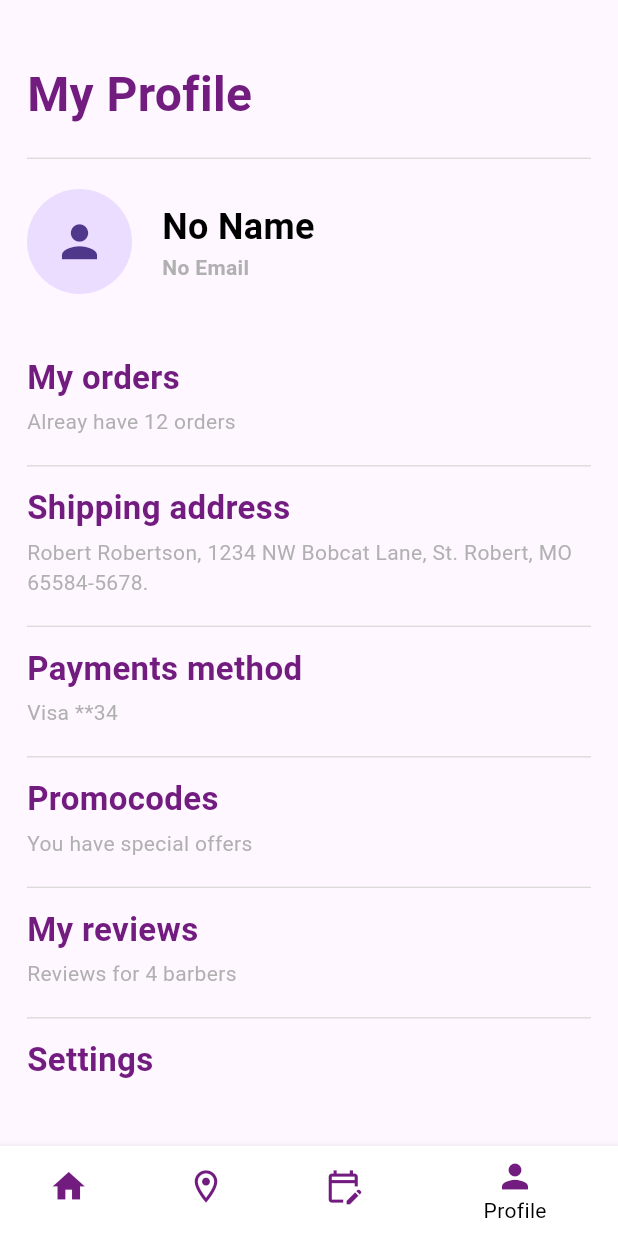
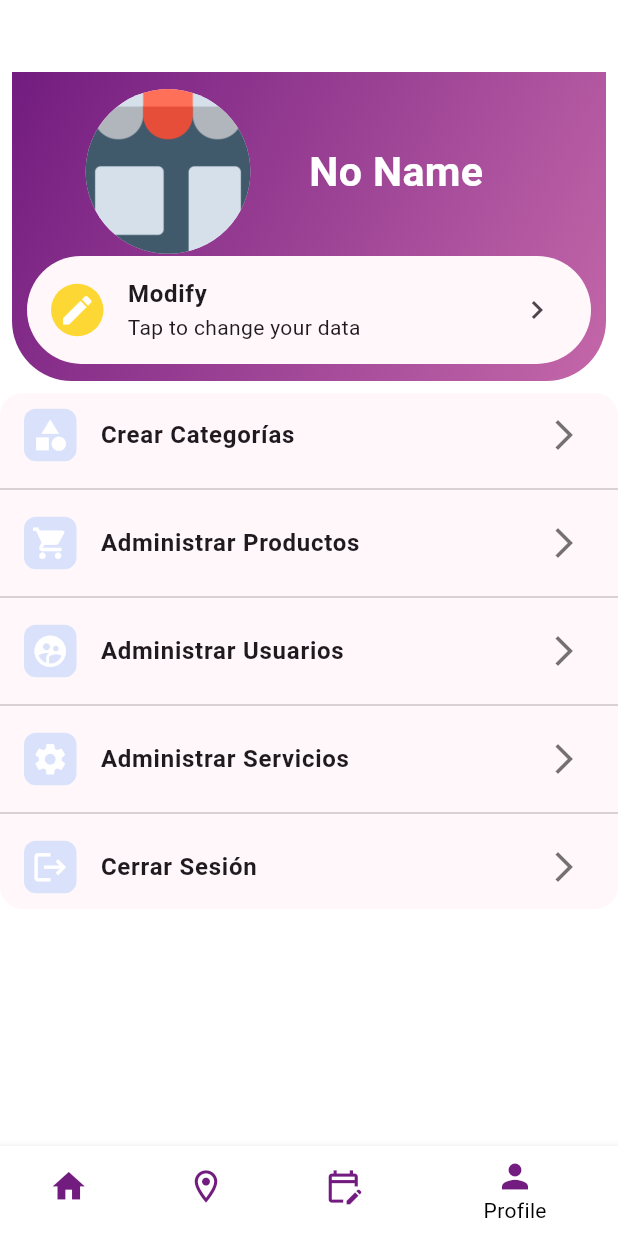
Before and after one commit to Erwindeath/lorensbeauty, a Flutter app: the BottomNavigationComponent screen opened directly, item 4 of the bottom bar chosen, on a phone screen of 412 x 824 dp. Run offline on Flutter 3.47's test engine with Material 3 defaults, Android fonts, the phone set to English and light mode, and no system bars; drawn by our look-alikes of babstrap_settings_screen; our stand-ins replace carousel_slider, cloud_firestore, date_picker_timeline, firebase_core, google_maps_flutter, google_sign_in and 1 more; missing offline and left inert: flutter_polyline_points; accounts and stored records are empty; network calls fail.

Commit message:
Cambios en la pantalla de profile
Para controlar cambios y administrar productos servicios, etc etc de acuerdo al administrador

```diff
--- a/lib/components/bottom_navigationbar.dart
+++ b/lib/components/bottom_navigationbar.dart
@@ -17,7 +17,7 @@ class _BottomNavigationComponentState extends State<BottomNavigationComponent> {
     const BookingScreen(),
     //const MapsPage(),
     const BookingScreen(),
-    const ProfileScreen()
+    const ProfileScreen(role: 2,)
   ];
 
   int _selectedIndex = 0;
--- a/lib/components/date_piceker.dart
+++ b/lib/components/date_piceker.dart
@@ -43,7 +43,6 @@ class _CustomDatePickerState extends State<CustomDatePicker> {
           ),
         ),
         Container(
-
           padding: const EdgeInsets.symmetric(vertical: 15),
           child: DatePicker(
             DateTime.now(),
@@ -64,7 +63,7 @@ class _CustomDatePickerState extends State<CustomDatePicker> {
                 newdate = date;
               });
             },
-            height:MediaQuery.of(context).size.height/10,
+            height: MediaQuery.of(context).size.height / 10,
           ),
         ),
       ],
--- /dev/null
+++ b/lib/components/profile_menu.dart
@@ -0,0 +1,179 @@
+import 'package:flutter/material.dart';
+import 'package:lorensbeauty/controller/auth_controller.dart';
+import 'package:lorensbeauty/provider/user_provider.dart';
+import 'package:provider/provider.dart';
+import 'package:flutter/material.dart';
+
+class CardAdmin extends StatelessWidget {
+  final Color? backgroundColor;
+  final Color? settingColor;
+  final double? cardRadius;
+  final Color? backgroundMotifColor;
+  final Widget? cardActionWidget;
+  final String? userName;
+  final Widget? userMoreInfo;
+  final ImageProvider userProfilePic;
+
+  CardAdmin({
+    this.backgroundColor,
+    this.settingColor,
+    this.cardRadius = 30,
+    required this.userName,
+    this.backgroundMotifColor = Colors.white,
+    this.cardActionWidget,
+    this.userMoreInfo,
+    required this.userProfilePic,
+  });
+
+  @override
+  Widget build(BuildContext context) {
+    var mediaQueryHeight = MediaQuery.of(context).size.height;
+    return Container(
+      height: mediaQueryHeight / 4,
+      width: double.infinity,
+      decoration: const BoxDecoration(
+        gradient: LinearGradient(
+          colors: [
+            Color(0xff721c80),
+            Color.fromARGB(255, 196, 103, 169),
+          ],
+          begin: Alignment.topLeft,
+          end: Alignment.bottomRight,
+        ),
+        borderRadius: BorderRadius.only(
+            bottomLeft: Radius.circular(40), bottomRight: Radius.circular(40)),
+      ),
+      child: Stack(
+        clipBehavior: Clip.none,
+        children: [
+          /*Align(
+            alignment: Alignment.bottomLeft,
+            child: CircleAvatar(
+              radius: 100,
+              backgroundColor: backgroundMotifColor!.withOpacity(.1),
+            ),
+          ),
+          Align(
+            alignment: Alignment.center,
+            child: CircleAvatar(
+              radius: 400,
+              backgroundColor: backgroundMotifColor!.withOpacity(.05),
+            ),
+          ),*/
+          Container(
+            margin: const EdgeInsets.all(10),
+            child: Column(
+              crossAxisAlignment: CrossAxisAlignment.center,
+              mainAxisAlignment: (cardActionWidget != null)
+                  ? MainAxisAlignment.spaceEvenly
+                  : MainAxisAlignment.center,
+              children: [
+                Row(
+                  crossAxisAlignment: CrossAxisAlignment.center,
+                  mainAxisAlignment: MainAxisAlignment.spaceEvenly,
+                  children: [
+                    // User profile
+                    Expanded(
+                      child: CircleAvatar(
+                        radius: mediaQueryHeight / 15,
+                        backgroundImage: userProfilePic,
+                      ),
+                    ),
+                    Expanded(
+                      child: Column(
+                        crossAxisAlignment: CrossAxisAlignment.start,
+                        mainAxisAlignment: MainAxisAlignment.center,
+                        children: [
+                          Text(
+                            userName!,
+                            style: TextStyle(
+                              fontWeight: FontWeight.bold,
+                              fontSize: mediaQueryHeight / 30,
+                              color: Colors.white,
+                            ),
+                          ),
+                          if (userMoreInfo != null) ...[
+                            userMoreInfo!,
+                          ],
+                        ],
+                      ),
+                    ),
+                  ],
+                ),
+                Container(
+                  decoration: BoxDecoration(
+                    borderRadius: BorderRadius.circular(50),
+                    color: settingColor ?? Theme.of(context).cardColor,
+                  ),
+                  child: (cardActionWidget != null)
+                      ? cardActionWidget
+                      : Container(),
+                )
+              ],
+            ),
+          ),
+        ],
+      ),
+    );
+  }
+}
+
+class MenuItem {
+  final IconData leadingIcon;
+  final String title;
+  final IconData trailingIcon;
+  final VoidCallback onTap;
+
+  MenuItem({
+    required this.leadingIcon,
+    required this.title,
+    required this.trailingIcon,
+    required this.onTap,
+  });
+}
+
+List<MenuItem> adminMenuItems(BuildContext context) {
+  return [
+    MenuItem(
+      leadingIcon: Icons.category,
+      title: 'Crear Categorías',
+      trailingIcon: Icons.arrow_forward_ios_outlined,
+      onTap: () {
+        // Acción para crear categorías
+      },
+    ),
+    MenuItem(
+      leadingIcon: Icons.shopping_cart,
+      title: 'Administrar Productos',
+      trailingIcon: Icons.arrow_forward_ios_outlined,
+      onTap: () {
+        // Acción para administrar productos
+      },
+    ),
+    MenuItem(
+      leadingIcon: Icons.supervised_user_circle,
+      title: 'Administrar Usuarios',
+      trailingIcon: Icons.arrow_forward_ios_outlined,
+      onTap: () {
+        // Acción para administrar usuarios
+      },
+    ),
+    MenuItem(
+      leadingIcon: Icons.settings,
+      title: 'Administrar Servicios',
+      trailingIcon: Icons.arrow_forward_ios_outlined,
+      onTap: () {
+        // Acción para administrar servicios
+      },
+    ),
+    MenuItem(
+      leadingIcon: Icons.logout,
+      title: 'Cerrar Sesión',
+      trailingIcon: Icons.arrow_forward_ios_outlined,
+      onTap: () async {
+        await Authentication.signOut(context: context);
+        await Provider.of<UserProvider>(context, listen: false).fetchUser();
+      },
+    ),
+  ];
+}
--- a/lib/main.dart
+++ b/lib/main.dart
@@ -1,5 +1,6 @@
 import 'package:firebase_core/firebase_core.dart';
 import 'package:flutter/material.dart';
+import 'package:flutter/services.dart';
 import 'package:lorensbeauty/provider/user_provider.dart';
 import 'package:lorensbeauty/screens/introduction/spalsh_screen.dart';
 import 'package:supabase_flutter/supabase_flutter.dart';
@@ -13,6 +14,9 @@ Future<void> main() async {
   await Supabase.initialize(
     url: supabaseUrl,
     anonKey: supabaseKey,
+    postgrestOptions: const PostgrestClientOptions(
+      schema: 'public',
+    ),
     authOptions: const FlutterAuthClientOptions(
       authFlowType: AuthFlowType.pkce,
     ),
@@ -40,11 +44,28 @@ class MyApp extends StatelessWidget {
       child: MaterialApp(
         debugShowCheckedModeBanner: false,
         title: "Loren's Beauty",
-        theme: ThemeData(
-          primarySwatch: Colors.blue,
-        ),
+        theme: _buildCustomTheme(),
         home: const SplashScreen(),
       ),
     );
   }
+
+  ThemeData _buildCustomTheme() {
+    const Color primaryColor = Color(0xff721c80);
+    const Color scaffoldBackground = Colors.white;
+
+    return ThemeData(
+        colorScheme: ColorScheme.fromSeed(
+          seedColor: primaryColor,
+          primary: primaryColor,
+          secondary: Colors.grey[300]!,
+        ),
+        scaffoldBackgroundColor: scaffoldBackground,
+        appBarTheme: const AppBarTheme(
+          systemOverlayStyle: SystemUiOverlayStyle.light,
+          backgroundColor: primaryColor,
+          foregroundColor: Colors.white,
+          iconTheme: IconThemeData(color: Colors.white),
+        ));
+  }
 }
--- a/lib/screens/home/home_screen.dart
+++ b/lib/screens/home/home_screen.dart
@@ -117,7 +117,7 @@ class HomeScreen extends StatelessWidget {
               ),
             ),
             //  HorizontalText()
-            Padding(
+            const Padding(
               padding: const EdgeInsets.only(left: 18, top: 16),
               child: Column(
                 children: [
--- /dev/null
+++ b/lib/screens/profile/profile_admin.dart
@@ -0,0 +1,243 @@
+import 'package:babstrap_settings_screen/babstrap_settings_screen.dart';
+import 'package:flutter/material.dart';
+import 'package:lorensbeauty/components/profile_menu.dart';
+import 'package:lorensbeauty/controller/auth_controller.dart';
+import 'package:lorensbeauty/provider/user_provider.dart';
+import 'package:lorensbeauty/widgets/horizontal_line.dart';
+import 'package:provider/provider.dart';
+
+// Widget para el perfil normal (usuario no administrador)
+class NormalProfileScreen extends StatelessWidget {
+  const NormalProfileScreen({Key? key}) : super(key: key);
+
+  @override
+  Widget build(BuildContext context) {
+    final user = Provider.of<UserProvider>(context, listen: false).getUser();
+    return Scaffold(
+      body: Padding(
+        padding: const EdgeInsets.symmetric(horizontal: 18, vertical: 40),
+        child: SingleChildScrollView(
+          child: Column(
+            crossAxisAlignment: CrossAxisAlignment.start,
+            children: [
+              const Text(
+                "My Profile",
+                style: TextStyle(
+                    color: Color(0xff721c80),
+                    fontWeight: FontWeight.bold,
+                    fontSize: 32),
+              ),
+              const SizedBox(height: 12.0),
+              const HorizontalLine(),
+              const SizedBox(height: 20.0),
+              Row(
+                children: [
+                  CircleAvatar(
+                    radius: 35,
+                    foregroundImage: user?.userMetadata?['avatar_url'] != null
+                        ? NetworkImage(user!.userMetadata!['avatar_url'])
+                        : null,
+                    child: user?.userMetadata?['avatar_url'] == null
+                        ? const Icon(Icons.person, size: 35)
+                        : null,
+                  ),
+                  const SizedBox(width: 20),
+                  Column(
+                    crossAxisAlignment: CrossAxisAlignment.start,
+                    children: [
+                      Text(
+                        user?.userMetadata?['full_name'] ?? "No Name",
+                        style: const TextStyle(
+                          fontSize: 24,
+                          color: Colors.black,
+                          fontWeight: FontWeight.bold,
+                        ),
+                      ),
+                      Text(
+                        user?.email ?? "No Email",
+                        style: TextStyle(
+                          color: Colors.grey.withOpacity(0.8),
+                          fontWeight: FontWeight.bold,
+                        ),
+                      ),
+                    ],
+                  )
+                ],
+              ),
+              const SizedBox(height: 40),
+              const SectionCard(
+                header: "My orders",
+                desc: "Already have 12 orders",
+              ),
+              const SectionCard(
+                header: "Shipping address",
+                desc:
+                    "Robert Robertson, 1234 NW Bobcat Lane, St. Robert, MO 65584-5678.",
+              ),
+              const SectionCard(
+                header: "Payments method",
+                desc: "Visa **34",
+              ),
+              const SectionCard(
+                header: "Promocodes",
+                desc: "You have special offers",
+              ),
+              const SectionCard(
+                header: "My reviews",
+                desc: "Reviews for 4 barbers",
+              ),
+              const SectionCard(
+                header: "Settings",
+                desc: "Notification, password",
+              ),
+              ElevatedButton(
+                onPressed: () async {
+                  await Authentication.signOut(context: context);
+                  await Provider.of<UserProvider>(context, listen: false)
+                      .fetchUser();
+                },
+                child: const Text("Sign Out"),
+              ),
+              // Opcionalmente, un botón para subir producto
+            ],
+          ),
+        ),
+      ),
+    );
+  }
+}
+
+// Widget para el perfil de administrador (menú de configuración)
+class AdminProfileScreen extends StatelessWidget {
+  const AdminProfileScreen({Key? key}) : super(key: key);
+
+  @override
+  Widget build(BuildContext context) {
+    final user = Provider.of<UserProvider>(context, listen: false).getUser();
+    return Padding(
+      padding: const EdgeInsets.only(top: 40),
+      child: Scaffold(
+        body: Container(
+          color: Colors.white54,
+          child: Column(
+            children: [
+              Padding(
+                padding: const EdgeInsets.all(8.0),
+                child: CardAdmin(
+                  backgroundColor: Color(0xff721c80),
+                  userName: user?.userMetadata?['full_name'] ?? "No Name",
+                  userProfilePic: user?.userMetadata?['avatar_url'] != null
+                      ? NetworkImage(user!.userMetadata!['avatar_url'])
+                      : const AssetImage("assets/shop.png") as ImageProvider,
+                  cardActionWidget: SettingsItem(
+                    icons: Icons.edit,
+                    iconStyle: IconStyle(
+                      withBackground: true,
+                      borderRadius: 50,
+                      backgroundColor: Colors.yellow[600],
+                    ),
+                    title: "Modify",
+                    subtitle: "Tap to change your data",
+                    onTap: () {
+
+                    },
+                  ),
+                ),
+              ),
+              // Perfil del usuario (puedes adaptarlo a lo que necesites)
+              /* Row(
+                mainAxisAlignment: MainAxisAlignment.center,
+                children: [
+                  CircleAvatar(
+                    radius: 35,
+                    foregroundImage: user?.userMetadata?['avatar_url'] != null
+                        ? NetworkImage(user!.userMetadata!['avatar_url'])
+                        : null,
+                    child: user?.userMetadata?['avatar_url'] == null
+                        ? const Icon(Icons.person, size: 35)
+                        : null,
+                  ),
+                ],
+              ),
+              Row(
+                mainAxisAlignment: MainAxisAlignment.center,
+                children: [
+                  Text(
+                    user?.userMetadata?['full_name'] ?? "No Name",
+                    style: const TextStyle(
+                        fontWeight: FontWeight.w900, fontSize: 26),
+                  )
+                ],
+              ),*/
+
+              // Aquí va el menú dinámico usando SettingsGroup
+              Expanded(
+                child: ListView(
+                  children: [
+                    SettingsGroup(
+                      items: adminMenuItems(context)
+                          .map(
+                            (menuItem) => SettingsItem(
+                              onTap: menuItem.onTap,
+                              icons: menuItem.leadingIcon,
+                              title: menuItem.title,
+                              trailing: Icon(
+                                menuItem.trailingIcon,
+                                color: Colors.black54,
+                              ),
+                              // Opcional: puedes configurar el estilo del ícono
+                              iconStyle: IconStyle(
+                                withBackground: true,
+                                backgroundColor:
+                                    Colors.blueAccent.withOpacity(0.2),
+                              ),
+                            ),
+                          )
+                          .toList(),
+                    ),
+                  ],
+                ),
+              ),
+            ],
+          ),
+        ),
+      ),
+    );
+  }
+}
+
+class SectionCard extends StatelessWidget {
+  final String header;
+  final String desc;
+  const SectionCard({
+    Key? key,
+    required this.header,
+    required this.desc,
+  }) : super(key: key);
+
+  @override
+  Widget build(BuildContext context) {
+    return Column(
+      crossAxisAlignment: CrossAxisAlignment.start,
+      children: [
+        Text(
+          header,
+          style: const TextStyle(
+              color: Color(0xff721c80),
+              fontWeight: FontWeight.bold,
+              fontSize: 22),
+        ),
+        const SizedBox(
+          height: 4,
+        ),
+        Text(desc,
+            style: TextStyle(
+              color: Colors.grey.withOpacity(0.8),
+            )),
+        const SizedBox(height: 12),
+        const HorizontalLine(),
+        const SizedBox(height: 12),
+      ],
+    );
+  }
+}
--- a/lib/screens/profile/profile_screen.dart
+++ b/lib/screens/profile/profile_screen.dart
@@ -1,152 +1,17 @@
 import 'package:flutter/material.dart';
-import 'package:lorensbeauty/controller/auth_controller.dart';
-import 'package:lorensbeauty/provider/user_provider.dart';
-import 'package:lorensbeauty/widgets/horizontal_line.dart';
-import 'package:provider/provider.dart';
+import 'package:lorensbeauty/screens/profile/profile_admin.dart';
 
 class ProfileScreen extends StatelessWidget {
-  // final User? user;
-  const ProfileScreen({
-    Key? key,
-  }) : super(key: key);
+  final int role; // 1: usuario normal, 2: administrador
+
+  const ProfileScreen({Key? key, required this.role}) : super(key: key);
 
   @override
   Widget build(BuildContext context) {
-    final user = Provider.of<UserProvider>(context, listen: false).getUser();
-
-    //print(user);
-    return Scaffold(
-      body: Padding(
-        padding: const EdgeInsets.symmetric(horizontal: 18, vertical: 40),
-        child: SingleChildScrollView(
-          child: Column(
-            crossAxisAlignment: CrossAxisAlignment.start,
-            children: [
-              const Text(
-                "My Profile",
-                style: TextStyle(
-                    color: Color(0xff721c80),
-                    fontWeight: FontWeight.bold,
-                    fontSize: 32),
-              ),
-              const SizedBox(
-                height: 12.0,
-              ),
-              const HorizontalLine(),
-              const SizedBox(
-                height: 20.0,
-              ),
-              Row(
-                // mainAxisAlignment: MainAxisAlignment.spaceBetween,
-                children: [
-                  CircleAvatar(
-                    radius: 35,
-                    //foregroundImage: NetworkImage(user!.photoURL.toString()),
-                    foregroundImage: user?.userMetadata?['avatar_url'] != null
-                        ? NetworkImage(user!.userMetadata!['avatar_url'])
-                        : null,
-                    child: user?.userMetadata?['avatar_url'] == null
-                        ? const Icon(Icons.person, size: 35)
-                        : null,
-                  ),
-                  const SizedBox(
-                    width: 20,
-                  ),
-                  Column(
-                    crossAxisAlignment: CrossAxisAlignment.start,
-                    children: [
-                      Text(user?.userMetadata?['full_name'] ?? "No Name",
-                          //user.displayName.toString(),
-                          style: const TextStyle(
-                            fontSize: 24,
-                            color: Colors.black,
-                            fontWeight: FontWeight.bold,
-                          )),
-                      Text(user?.email ?? "No Email",
-                          //user.email.toString(),
-                          style: TextStyle(
-                            color: Colors.grey.withOpacity(0.8),
-                            fontWeight: FontWeight.bold,
-                          )),
-                    ],
-                  )
-                ],
-              ),
-              const SizedBox(
-                height: 40,
-              ),
-              const SectionCard(
-                header: "My orders",
-                desc: "Alreay have 12 orders",
-              ),
-              const SectionCard(
-                header: "Shipping address",
-                desc:
-                    "Robert Robertson, 1234 NW Bobcat Lane, St. Robert, MO 65584-5678.",
-              ),
-              const SectionCard(
-                header: "Payments method",
-                desc: "Visa **34",
-              ),
-              const SectionCard(
-                header: "Promocodes",
-                desc: "You have special offers",
-              ),
-              const SectionCard(
-                header: "My reviews",
-                desc: "Reviews for 4 barbers",
-              ),
-              const SectionCard(
-                header: "Settings",
-                desc: "Notification, password",
-              ),
-              ElevatedButton(
-                  onPressed: () async {
-                    await  Authentication.signOut(context: context);
-                    await Provider.of<UserProvider>(context, listen: false)
-                        .fetchUser();
-                  },
-                  child: const Text("Sign Out"))
-            ],
-          ),
-        ),
-      ),
-    );
+    if (role == 2) {
+      return const AdminProfileScreen();
+    } else {
+      return const NormalProfileScreen();
+    }
   }
 }
-
-class SectionCard extends StatelessWidget {
-  final String header;
-  final String desc;
-  const SectionCard({
-    Key? key,
-    required this.header,
-    required this.desc,
-  }) : super(key: key);
-
-  @override
-  Widget build(BuildContext context) {
-    return Column(
-      crossAxisAlignment: CrossAxisAlignment.start,
-      children: [
-        Text(
-          header,
-          style: const TextStyle(
-              color: Color(0xff721c80),
-              fontWeight: FontWeight.bold,
-              fontSize: 22),
-        ),
-        const SizedBox(
-          height: 4,
-        ),
-        Text(desc,
-            style: TextStyle(
-              color: Colors.grey.withOpacity(0.8),
-            )),
-        const SizedBox(height: 12),
-        const HorizontalLine(),
-        const SizedBox(height: 12),
-      ],
-    );
-  }
-}
--- a/pubspec.yaml
+++ b/pubspec.yaml
@@ -44,6 +44,7 @@ dependencies:
   date_picker_timeline: ^1.2.6
   provider: ^6.1.2
   supabase_flutter: ^2.8.3
+  babstrap_settings_screen: ^0.1.7
 dev_dependencies:
   flutter_test:
     sdk: flutter
```
Also changed, not shown: pubspec.lock.
